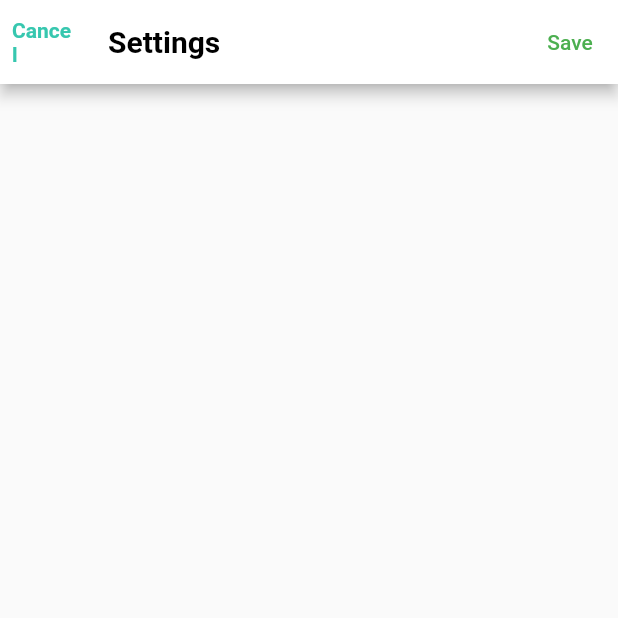
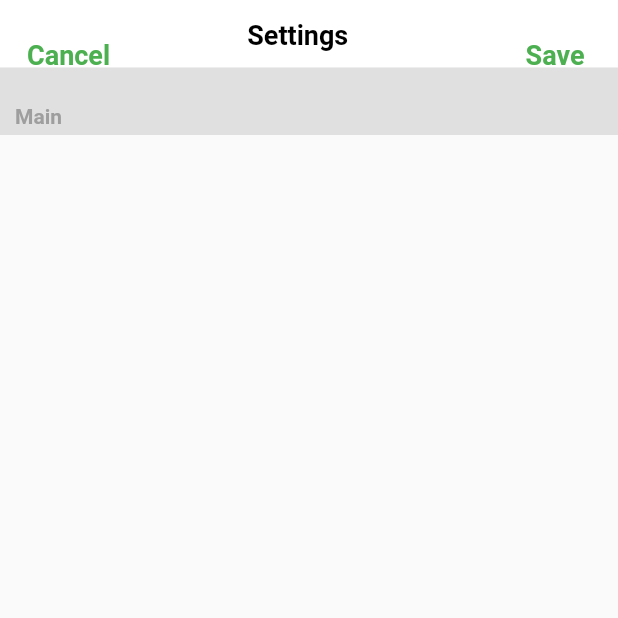
Before and after one commit to al-saqr/cashtrack, a Flutter app: the SettingsPage screen opened by its route, on a phone screen of 412 x 824 dp, the top half of it. Run offline on Flutter 3.47's test engine with Material 2 defaults, Android fonts, the phone set to English and light mode, and no system bars; our stand-ins replace carousel_slider.

Commit message:
settings page in progress

```diff
--- a/lib/ui/pages/settings/settings_page.dart
+++ b/lib/ui/pages/settings/settings_page.dart
@@ -6,38 +6,93 @@ class SettingsPage extends StatelessWidget {
   @override
   Widget build(BuildContext context) {
     return Scaffold(
-      appBar: AppBar(
-        title: const Text(
-          'Settings',
-          style: TextStyle(
-            color: Colors.black,
-            fontWeight: FontWeight.bold,
+      body: Container(
+        width: double.infinity,
+        child: Column(
+          children: [
+            Stack(
+              children: [
+                Container(
+                  height: 45,
+                  width: MediaQuery.of(context).size.width,
+                  color: Colors.white,
                 ),
-        ),
-        backgroundColor: Colors.white,
-        leading: TextButton(
-          onPressed: () {},
-          child: const Text(
-            style: TextStyle(
-                color: Color.fromARGB(255, 55, 199, 175),
-                fontWeight: FontWeight.bold),
-            'Cancel',
-          ),
-        ),
-        actions: [
-          TextButton(
+                Positioned(
+                  top: 13,
+                  right: 10,
+                  child: TextButton(
                     onPressed: () {},
                     child: const Text(
                       'Save',
                       style: TextStyle(
                         color: Colors.green,
+                        fontWeight: FontWeight.w600,
+                        fontSize: 18,
                       ),
+                    ),
+                  ),
+                ),
+                Positioned(
+                  top: 13,
+                  left: 10,
+                  child: TextButton(
+                    onPressed: () {},
+                    child: const Text(
+                      'Cancel',
+                      style: TextStyle(
+                        color: Colors.green,
+                        fontWeight: FontWeight.w600,
+                        fontSize: 18,
+                      ),
+                    ),
+                  ),
+                ),
+                Positioned(
+                  top: 13,
+                  left: MediaQuery.of(context).size.width / 2.5,
+                  child: const Text(
+                    'Settings',
+                    style: TextStyle(
+                        color: Colors.black,
+                        fontSize: 18,
+                        fontWeight: FontWeight.bold),
                   ),
                 ),
               ],
             ),
-      body: Container(
-        color: Colors.transparent,
+            Container(
+              color: Colors.grey.shade300,
+              height: 45,
+              width: double.infinity,
+              child: Row(
+                children: const [
+                  Padding(
+                    padding: EdgeInsets.only(
+                      left: 10,
+                      top: 20,
+                    ),
+                    child: Text(
+                      'Main',
+                      style: TextStyle(
+                          fontWeight: FontWeight.bold, color: Colors.grey),
+                    ),
+                  )
+                ],
+              ),
+            ),
+            Container(
+              width: double.infinity,
+              color: Colors.blue,
+              child: Column(
+                children: [
+                  Row(
+                    children: [],
+                  ),
+                ],
+              ),
+            )
+          ],
+        ),
       ),
     );
   }
```
Lines whose indentation alone changed are shown as unchanged.
